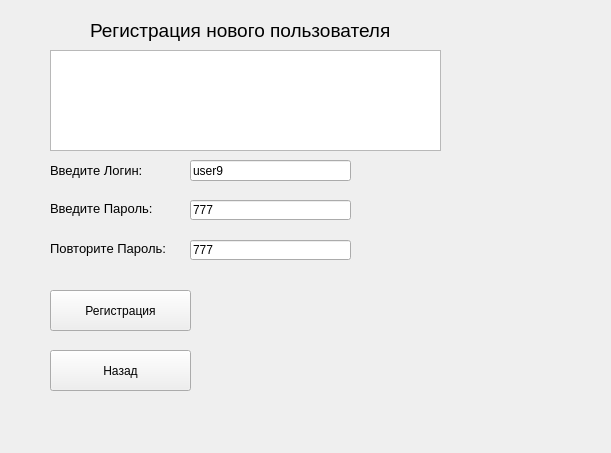
This is MyRegi.ui in LegSergei/QTProjectCLIENT as Qt 5 draws it before an edit. The edited form follows.
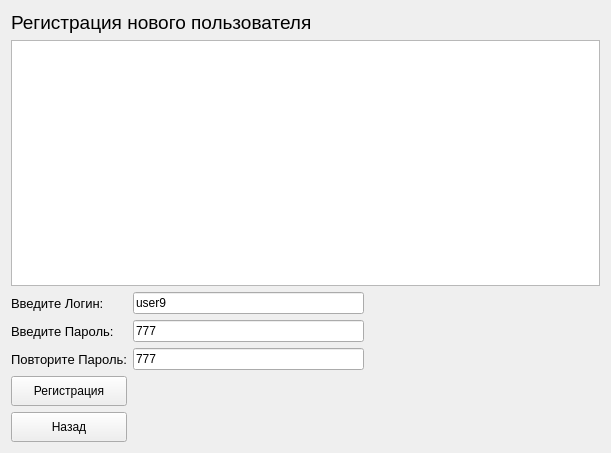
This is the edited form.

Commit message: Программный код приведен к единому стилю; Переработан интерфейс; Добавлено хэширование пароля пользователя алгоритмом MD5 при помощи вскроенного класса QT.

```diff
--- a/MyRegi.ui
+++ b/MyRegi.ui
@@ -13,28 +13,22 @@
   <property name="windowTitle">
    <string>MyRegi</string>
   </property>
-  <widget class="QTextEdit" name="te_Main">
-   <property name="geometry">
-    <rect>
-     <x>50</x>
-     <y>50</y>
-     <width>391</width>
-     <height>101</height>
-    </rect>
-   </property>
-   <property name="readOnly">
-    <bool>true</bool>
-   </property>
-  </widget>
+  <layout class="QGridLayout" name="gridLayout">
+   <item row="2" column="2">
+    <spacer name="horizontalSpacer">
+     <property name="orientation">
+      <enum>Qt::Horizontal</enum>
+     </property>
+     <property name="sizeHint" stdset="0">
+      <size>
+       <width>230</width>
+       <height>20</height>
+      </size>
+     </property>
+    </spacer>
+   </item>
+   <item row="2" column="0">
   <widget class="QLabel" name="label">
-   <property name="geometry">
-    <rect>
-     <x>50</x>
-     <y>160</y>
-     <width>131</width>
-     <height>21</height>
-    </rect>
-   </property>
    <property name="font">
     <font>
      <pointsize>10</pointsize>
@@ -44,15 +38,47 @@
     <string>Введите Логин:</string>
    </property>
   </widget>
+   </item>
+   <item row="0" column="0" colspan="3">
+    <widget class="QLabel" name="label_4">
+     <property name="font">
+      <font>
+       <pointsize>14</pointsize>
+      </font>
+     </property>
+     <property name="text">
+      <string>Регистрация нового пользователя</string>
+     </property>
+    </widget>
+   </item>
+   <item row="4" column="2">
+    <spacer name="horizontalSpacer_3">
+     <property name="orientation">
+      <enum>Qt::Horizontal</enum>
+     </property>
+     <property name="sizeHint" stdset="0">
+      <size>
+       <width>230</width>
+       <height>20</height>
+      </size>
+     </property>
+    </spacer>
+   </item>
+   <item row="7" column="0">
+    <widget class="QPushButton" name="pb_back">
+     <property name="minimumSize">
+      <size>
+       <width>0</width>
+       <height>30</height>
+      </size>
+     </property>
+     <property name="text">
+      <string>Назад</string>
+     </property>
+    </widget>
+   </item>
+   <item row="3" column="0">
   <widget class="QLabel" name="label_2">
-   <property name="geometry">
-    <rect>
-     <x>50</x>
-     <y>200</y>
-     <width>131</width>
-     <height>16</height>
-    </rect>
-   </property>
    <property name="font">
     <font>
      <pointsize>10</pointsize>
@@ -62,15 +88,16 @@
     <string>Введите Пароль:</string>
    </property>
   </widget>
+   </item>
+   <item row="4" column="1">
+    <widget class="QLineEdit" name="le_Pass_2">
+     <property name="text">
+      <string>777</string>
+     </property>
+    </widget>
+   </item>
+   <item row="4" column="0">
   <widget class="QLabel" name="label_3">
-   <property name="geometry">
-    <rect>
-     <x>50</x>
-     <y>240</y>
-     <width>131</width>
-     <height>16</height>
-    </rect>
-   </property>
    <property name="font">
     <font>
      <pointsize>10</pointsize>
@@ -80,89 +107,55 @@
     <string>Повторите Пароль:</string>
    </property>
   </widget>
+   </item>
+   <item row="3" column="1">
+    <widget class="QLineEdit" name="le_Pass_1">
+     <property name="text">
+      <string>777</string>
+     </property>
+    </widget>
+   </item>
+   <item row="1" column="0" colspan="3">
+    <widget class="QTextEdit" name="te_Main">
+     <property name="readOnly">
+      <bool>true</bool>
+     </property>
+    </widget>
+   </item>
+   <item row="3" column="2">
+    <spacer name="horizontalSpacer_2">
+     <property name="orientation">
+      <enum>Qt::Horizontal</enum>
+     </property>
+     <property name="sizeHint" stdset="0">
+      <size>
+       <width>230</width>
+       <height>20</height>
+      </size>
+     </property>
+    </spacer>
+   </item>
+   <item row="2" column="1">
   <widget class="QLineEdit" name="le_Login">
-   <property name="geometry">
-    <rect>
-     <x>190</x>
-     <y>160</y>
-     <width>161</width>
-     <height>21</height>
-    </rect>
-   </property>
    <property name="text">
     <string>user9</string>
    </property>
   </widget>
-  <widget class="QLineEdit" name="le_Pass_1">
-   <property name="geometry">
-    <rect>
-     <x>190</x>
-     <y>200</y>
-     <width>161</width>
-     <height>20</height>
-    </rect>
-   </property>
-   <property name="text">
-    <string>777</string>
-   </property>
-  </widget>
-  <widget class="QLineEdit" name="le_Pass_2">
-   <property name="geometry">
-    <rect>
-     <x>190</x>
-     <y>240</y>
-     <width>161</width>
-     <height>20</height>
-    </rect>
-   </property>
-   <property name="text">
-    <string>777</string>
-   </property>
-  </widget>
-  <widget class="QLabel" name="label_4">
-   <property name="geometry">
-    <rect>
-     <x>90</x>
-     <y>20</y>
-     <width>351</width>
-     <height>21</height>
-    </rect>
-   </property>
-   <property name="font">
-    <font>
-     <pointsize>14</pointsize>
-    </font>
-   </property>
-   <property name="text">
-    <string>Регистрация нового пользователя</string>
-   </property>
-  </widget>
+   </item>
+   <item row="5" column="0">
   <widget class="QPushButton" name="pb_reg">
-   <property name="geometry">
-    <rect>
-     <x>50</x>
-     <y>290</y>
-     <width>141</width>
-     <height>41</height>
-    </rect>
+     <property name="minimumSize">
+      <size>
+       <width>0</width>
+       <height>30</height>
+      </size>
    </property>
    <property name="text">
     <string>Регистрация</string>
    </property>
   </widget>
-  <widget class="QPushButton" name="pb_back">
-   <property name="geometry">
-    <rect>
-     <x>50</x>
-     <y>350</y>
-     <width>141</width>
-     <height>41</height>
-    </rect>
-   </property>
-   <property name="text">
-    <string>Назад</string>
-   </property>
-  </widget>
+   </item>
+  </layout>
  </widget>
  <layoutdefault spacing="6" margin="11"/>
  <resources/>
```
Lines whose indentation alone changed are shown as unchanged. The commit also changes 7 other files.
